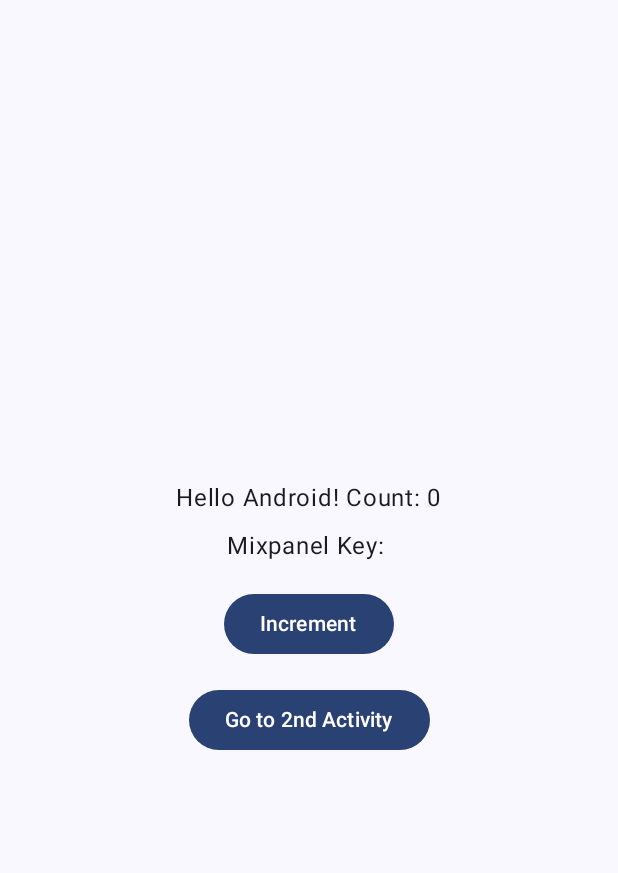
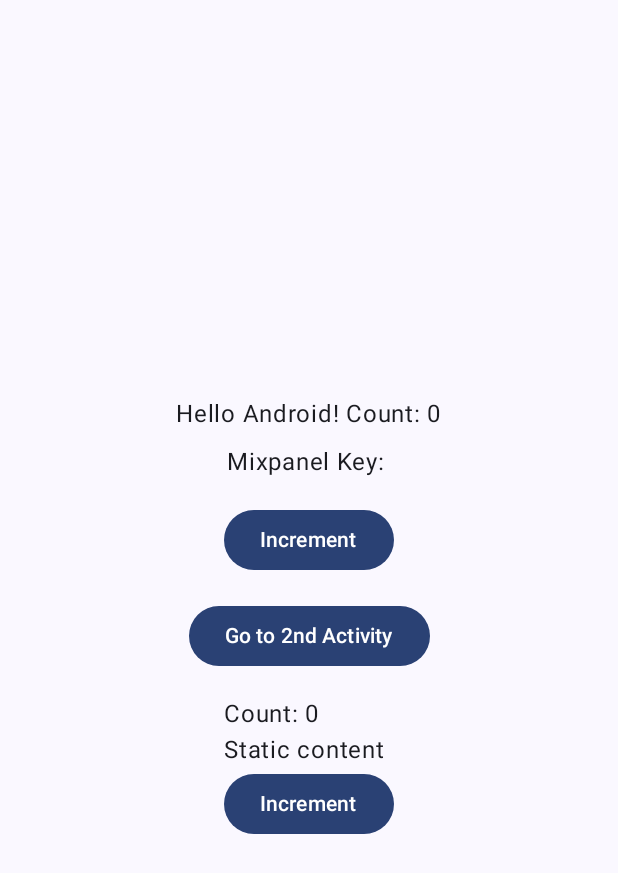
Before and after one commit to Jithin-Jude/bro-test-app, an Android app built with Jetpack Compose: the screen it shows after launch (MainActivity), on a phone screen of 412 x 824 dp. Shown: the top 873 px of the screen. Run offline under Robolectric (Android 15) with nearby library versions, the phone set to English and light mode, and no system bars.

Commit message:
Kotlin Recomposition eg

```diff
--- a/app/src/main/java/com/jithin/brotestapp/MainActivity.kt
+++ b/app/src/main/java/com/jithin/brotestapp/MainActivity.kt
@@ -18,6 +18,7 @@ import androidx.compose.material3.Text
 import androidx.compose.runtime.Composable
 import androidx.compose.runtime.getValue
 import androidx.compose.runtime.mutableIntStateOf
+import androidx.compose.runtime.remember
 import androidx.compose.runtime.setValue
 import androidx.compose.ui.Alignment
 import androidx.compose.ui.Modifier
@@ -65,6 +66,8 @@ class MainActivity : ComponentActivity() {
                             ) {
                                 Text(stringResource(R.string.go_to_2nd_activity))
                             }
+                            Spacer(modifier = Modifier.height(16.dp))
+                            Parent()
                         }
                     }
                 }
@@ -136,6 +139,37 @@ fun Greeting(name: String, count: Int, apiKey: String, onIncrement: () -> Unit,
     }
 }
 
+
+// Kotlin Recomposition eg
+@Composable
+fun Parent() {
+    var count by remember { mutableIntStateOf(0) }
+    printLog("Compose: Parent")
+
+    Column {
+        printLog("Compose: Column")
+        Child1(count)
+        Child2()
+
+        Button(onClick = { count++ }) {
+            printLog("Compose: Button")
+            Text("Increment")
+        }
+    }
+}
+
+@Composable
+fun Child1(count: Int) {
+    printLog("Compose: Child1")
+    Text("Count: $count")
+}
+
+@Composable
+fun Child2() {
+    printLog("Compose: Child2")
+    Text("Static content")
+}
+
 @Preview(showBackground = true)
 @Composable
 fun GreetingPreview() {
```
